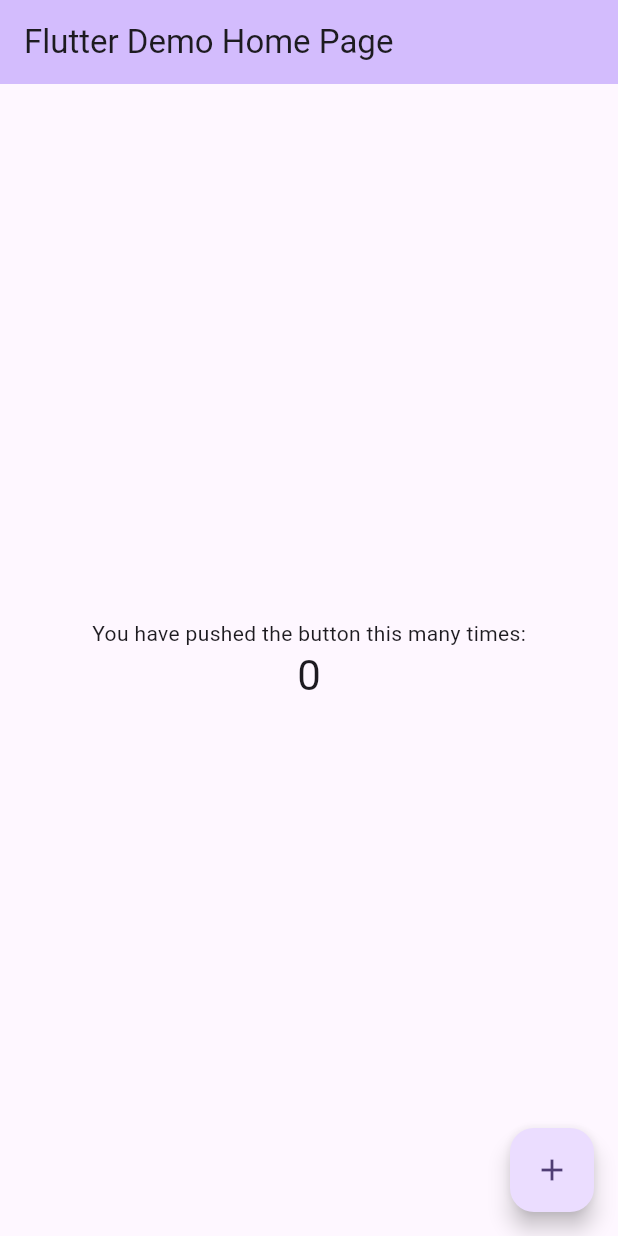
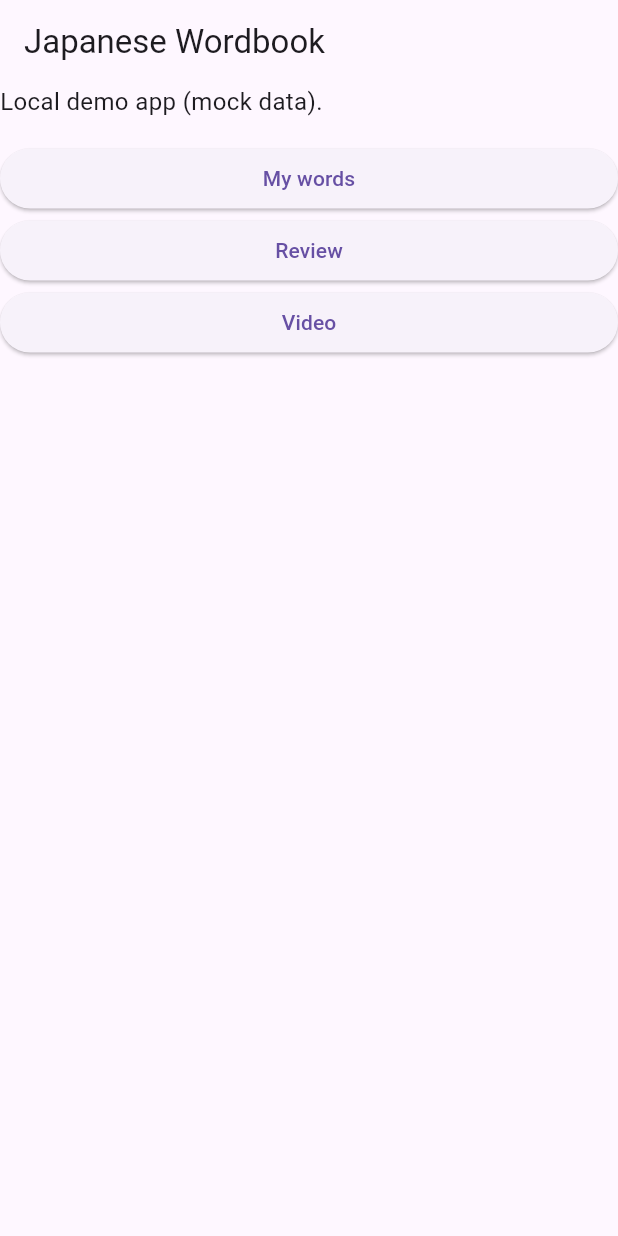
Before and after one commit to kakuuki1027/flutter_journey, a Flutter app: the screen it shows after launch, on a phone screen of 412 x 824 dp. Run offline on Flutter 3.47's test engine with Material 3 defaults, Android fonts, the phone set to English and light mode, and no system bars; our stand-ins replace youtube_player_iframe.

Commit message:
create 5 screens

```diff
--- /dev/null
+++ b/devtools_options.yaml
@@ -0,0 +1,3 @@
+description: This file stores settings for Dart & Flutter DevTools.
+documentation: https://docs.flutter.dev/tools/devtools/extensions#configure-extension-enablement-states
+extensions:
--- /dev/null
+++ b/lib/app/app.dart
@@ -0,0 +1,38 @@
+import 'package:flutter/material.dart';
+import 'package:flutter_journey/app/routes.dart';
+import 'package:flutter_journey/data/word_repository.dart';
+import 'package:flutter_journey/screens/home_screen.dart';
+import 'package:flutter_journey/screens/review_screen.dart';
+import 'package:flutter_journey/screens/video_screen.dart';
+import 'package:flutter_journey/screens/word_detail_screen.dart';
+import 'package:flutter_journey/screens/word_list_screen.dart';
+
+class WordbookApp extends StatelessWidget {
+  final WordRepository repo;
+
+  const WordbookApp({super.key, required this.repo});
+
+  @override
+  Widget build(BuildContext context) {
+    return MaterialApp(
+      title: 'Japanese Wordbook',
+      theme: ThemeData(useMaterial3: true),
+      initialRoute: Routes.home,
+      routes: {
+        Routes.home: (_) => HomeScreen(),
+        Routes.words: (_) => WordListScreen(repo: repo),
+        Routes.review: (_) => ReviewScreen(repo: repo),
+        Routes.video: (_) => const VideoScreen(),
+      },
+      onGenerateRoute: (settings) {
+        if(settings.name == Routes.wordDetail) {
+          final id = settings.arguments as String;
+          return MaterialPageRoute(
+            builder: (_) => WordDetailScreen(repo: repo, wordId: id),
+          );
+        }
+        return null;
+      },
+    );
+  }
+}
--- /dev/null
+++ b/lib/app/routes.dart
@@ -0,0 +1,7 @@
+class Routes {
+  static const home = '/';
+  static const words = '/words';
+  static const wordDetail = '/words/detail';
+  static const review = '/review';
+  static const video = '/video';
+}
--- /dev/null
+++ b/lib/data/word_repository.dart
@@ -0,0 +1,6 @@
+import '../models/word.dart';
+
+abstract class WordRepository {
+  Future<List<Word>> getWords();
+  Future<Word?> getWordById(String id);
+}
--- a/lib/main.dart
+++ b/lib/main.dart
@@ -1,122 +1,9 @@
 import 'package:flutter/material.dart';
 
+import 'app/app.dart';
+import 'data/in_memory_word_repository.dart';
+
 void main() {
-  runApp(const MyApp());
+  WidgetsFlutterBinding.ensureInitialized();
+  runApp(WordbookApp(repo: InMemoryWordRepository()));
 }
-
-class MyApp extends StatelessWidget {
-  const MyApp({super.key});
-
-  // This widget is the root of your application.
-  @override
-  Widget build(BuildContext context) {
-    return MaterialApp(
-      title: 'Flutter Demo',
-      theme: ThemeData(
-        // This is the theme of your application.
-        //
-        // TRY THIS: Try running your application with "flutter run". You'll see
-        // the application has a purple toolbar. Then, without quitting the app,
-        // try changing the seedColor in the colorScheme below to Colors.green
-        // and then invoke "hot reload" (save your changes or press the "hot
-        // reload" button in a Flutter-supported IDE, or press "r" if you used
-        // the command line to start the app).
-        //
-        // Notice that the counter didn't reset back to zero; the application
-        // state is not lost during the reload. To reset the state, use hot
-        // restart instead.
-        //
-        // This works for code too, not just values: Most code changes can be
-        // tested with just a hot reload.
-        colorScheme: .fromSeed(seedColor: Colors.deepPurple),
-      ),
-      home: const MyHomePage(title: 'Flutter Demo Home Page'),
-    );
-  }
-}
-
-class MyHomePage extends StatefulWidget {
-  const MyHomePage({super.key, required this.title});
-
-  // This widget is the home page of your application. It is stateful, meaning
-  // that it has a State object (defined below) that contains fields that affect
-  // how it looks.
-
-  // This class is the configuration for the state. It holds the values (in this
-  // case the title) provided by the parent (in this case the App widget) and
-  // used by the build method of the State. Fields in a Widget subclass are
-  // always marked "final".
-
-  final String title;
-
-  @override
-  State<MyHomePage> createState() => _MyHomePageState();
-}
-
-class _MyHomePageState extends State<MyHomePage> {
-  int _counter = 0;
-
-  void _incrementCounter() {
-    setState(() {
-      // This call to setState tells the Flutter framework that something has
-      // changed in this State, which causes it to rerun the build method below
-      // so that the display can reflect the updated values. If we changed
-      // _counter without calling setState(), then the build method would not be
-      // called again, and so nothing would appear to happen.
-      _counter++;
-    });
-  }
-
-  @override
-  Widget build(BuildContext context) {
-    // This method is rerun every time setState is called, for instance as done
-    // by the _incrementCounter method above.
-    //
-    // The Flutter framework has been optimized to make rerunning build methods
-    // fast, so that you can just rebuild anything that needs updating rather
-    // than having to individually change instances of widgets.
-    return Scaffold(
-      appBar: AppBar(
-        // TRY THIS: Try changing the color here to a specific color (to
-        // Colors.amber, perhaps?) and trigger a hot reload to see the AppBar
-        // change color while the other colors stay the same.
-        backgroundColor: Theme.of(context).colorScheme.inversePrimary,
-        // Here we take the value from the MyHomePage object that was created by
-        // the App.build method, and use it to set our appbar title.
-        title: Text(widget.title),
-      ),
-      body: Center(
-        // Center is a layout widget. It takes a single child and positions it
-        // in the middle of the parent.
-        child: Column(
-          // Column is also a layout widget. It takes a list of children and
-          // arranges them vertically. By default, it sizes itself to fit its
-          // children horizontally, and tries to be as tall as its parent.
-          //
-          // Column has various properties to control how it sizes itself and
-          // how it positions its children. Here we use mainAxisAlignment to
-          // center the children vertically; the main axis here is the vertical
-          // axis because Columns are vertical (the cross axis would be
-          // horizontal).
-          //
-          // TRY THIS: Invoke "debug painting" (choose the "Toggle Debug Paint"
-          // action in the IDE, or press "p" in the console), to see the
-          // wireframe for each widget.
-          mainAxisAlignment: .center,
-          children: [
-            const Text('You have pushed the button this many times:'),
-            Text(
-              '$_counter',
-              style: Theme.of(context).textTheme.headlineMedium,
-            ),
-          ],
-        ),
-      ),
-      floatingActionButton: FloatingActionButton(
-        onPressed: _incrementCounter,
-        tooltip: 'Increment',
-        child: const Icon(Icons.add),
-      ),
-    );
-  }
-}
--- /dev/null
+++ b/lib/models/word.dart
@@ -0,0 +1,41 @@
+enum WordStatus { newWord, learning, mastered }
+
+class Word {
+  final String id;
+  final String japanese;
+  final String reading;
+  final String meaning;
+  final String? example;
+  final String? jlptLevel;
+  final WordStatus status;
+
+  const Word({
+    required this.id,
+    required this.japanese,
+    required this.reading,
+    required this.meaning,
+    this.example,
+    this.jlptLevel,
+    this.status = WordStatus.newWord,
+  });
+
+  Word copyWith({
+    String? id,
+    String? japanese,
+    String? reading,
+    String? meaning,
+    String? example,
+    String? jlptLevel,
+    WordStatus? status,
+  }) {
+    return Word(
+      id: id ?? this.id,
+      japanese: japanese ?? this.japanese,
+      reading: reading ?? this.reading,
+      meaning: meaning ?? this.meaning,
+      example: example ?? this.example,
+      jlptLevel: jlptLevel ?? this.jlptLevel,
+      status: status ?? this.status,
+    );
+  }
+}
--- /dev/null
+++ b/lib/screens/home_screen.dart
@@ -0,0 +1,33 @@
+import 'package:flutter/material.dart';
+
+import '../app/routes.dart';
+
+class HomeScreen extends StatelessWidget{
+  const HomeScreen({super.key});
+
+  @override
+  Widget build(BuildContext context) {
+    return Scaffold(
+      appBar: AppBar(title: const Text('Japanese Wordbook'),),
+      body: Column(
+        crossAxisAlignment: CrossAxisAlignment.stretch,
+        children: [
+          const Text('Local demo app (mock data).', style: TextStyle(fontSize: 16)),
+          const SizedBox(height: 16),
+          ElevatedButton(
+            onPressed: () => Navigator.pushNamed(context, Routes.words),
+            child: const Text('My words'),
+          ),
+          ElevatedButton(
+            onPressed: () => Navigator.pushNamed(context, Routes.review),
+            child: const Text('Review'),
+          ),
+          ElevatedButton(
+            onPressed: () => Navigator.pushNamed(context, Routes.video),
+            child: const Text('Video'),
+          ),
+        ],
+      ),
+    );
+  }
+}
--- /dev/null
+++ b/lib/state/wordbook_store.dart
@@ -0,0 +1,10 @@
+
+import 'package:flutter/material.dart';
+
+import '../models/word.dart';
+
+class WordbookStore extends ChangeNotifier {
+  final List<Word> _word = [];
+
+  List<Word> get words => List.unmodifiable(_word);
+}
--- a/pubspec.yaml
+++ b/pubspec.yaml
@@ -1,5 +1,5 @@
 name: flutter_journey
-description: "A new Flutter project."
+description: "A small japanese wordbook Flutter project."
 # The following line prevents the package from being accidentally published to
 # pub.dev using `flutter pub publish`. This is preferred for private packages.
 publish_to: 'none' # Remove this line if you wish to publish to pub.dev
@@ -34,6 +34,9 @@ dependencies:
   # The following adds the Cupertino Icons font to your application.
   # Use with the CupertinoIcons class for iOS style icons.
   cupertino_icons: ^1.0.8
+  english_words: ^4.0.0
+  provider: ^6.1.5+1
+  youtube_player_iframe: ^5.2.2
 
 dev_dependencies:
   flutter_test:
```
Also changed, not shown: lib/data/in_memory_word_repository.dart (added, +50 -0 lines), lib/screens/review_screen.dart (added, +89 -0 lines), lib/screens/video_screen.dart (added, +87 -0 lines), lib/screens/word_detail_screen.dart (added, +48 -0 lines), lib/screens/word_list_screen.dart (added, +50 -0 lines), pubspec.lock, 14 other files.
